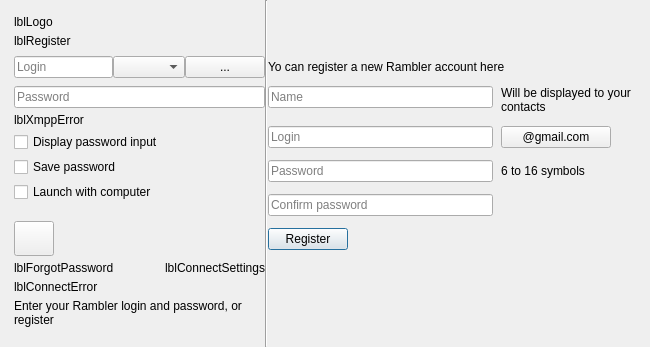
The window that src/plugins/optionsmanager/logindialog.ui (silvansky/Contacts) describes before a commit, drawn with Qt 5.
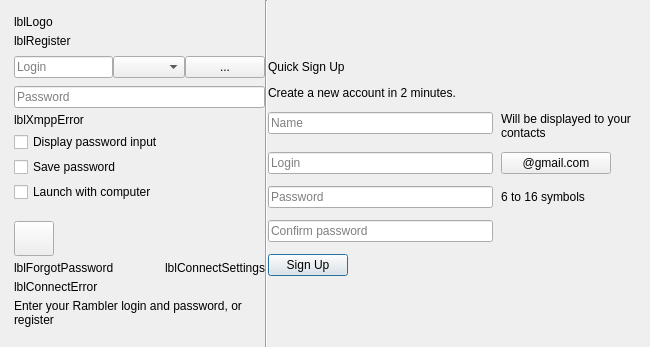
The same window after the commit. Custom widgets are drawn as their Qt base class.

Patch:
```diff
--- a/src/plugins/optionsmanager/logindialog.ui
+++ b/src/plugins/optionsmanager/logindialog.ui
@@ -364,7 +364,7 @@
        <height>0</height>
       </size>
      </property>
-     <layout class="QVBoxLayout" name="verticalLayout_2" stretch="0,0,0,0,0">
+     <layout class="QVBoxLayout" name="verticalLayout_2" stretch="0,0,0,0,0,0">
       <property name="spacing">
        <number>12</number>
       </property>
@@ -399,7 +399,14 @@
       <item>
        <widget class="QLabel" name="lblRegistration">
         <property name="text">
-         <string>Yo can register a new Rambler account here</string>
+         <string>Quick Sign Up</string>
+        </property>
+       </widget>
+      </item>
+      <item>
+       <widget class="QLabel" name="lblRegistrationHint">
+        <property name="text">
+         <string>Create a new account in 2 minutes.</string>
         </property>
        </widget>
       </item>
@@ -564,6 +571,9 @@
       </item>
       <item>
        <layout class="QHBoxLayout" name="regButtonLt">
+        <property name="spacing">
+         <number>12</number>
+        </property>
         <property name="leftMargin">
          <number>0</number>
         </property>
@@ -576,7 +586,7 @@
            <cursorShape>PointingHandCursor</cursorShape>
           </property>
           <property name="text">
-           <string>Register</string>
+           <string>Sign Up</string>
           </property>
           <property name="autoDefault">
            <bool>false</bool>
```
Left out of the diff: 2 changed lines with no effect on the pictures.
